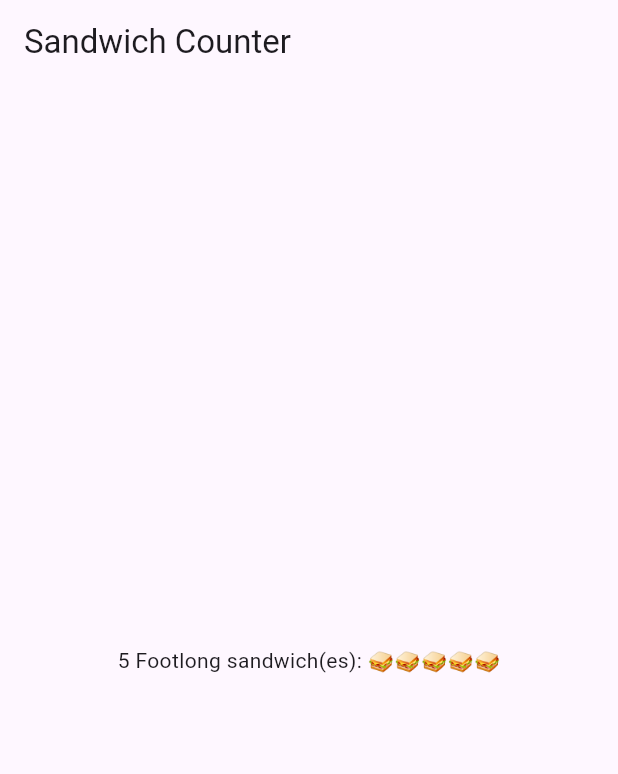
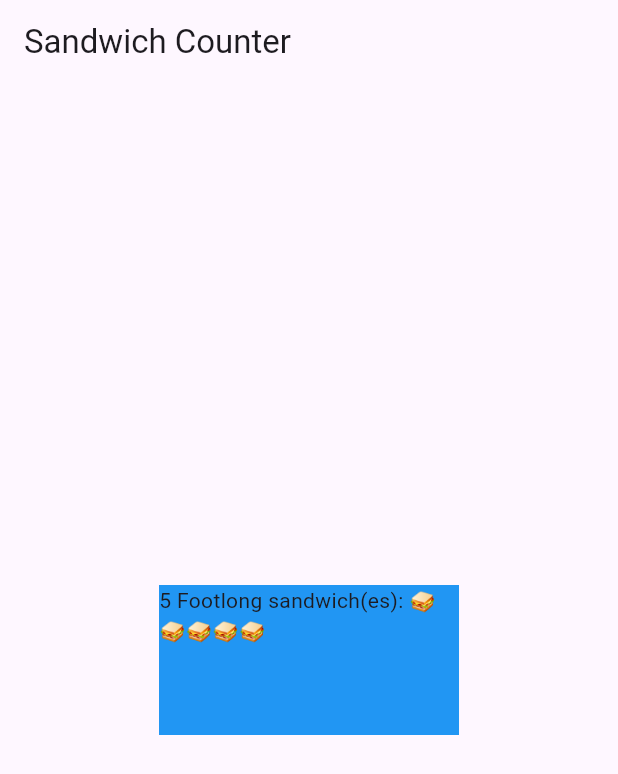
Before and after one commit to badideainc/flutter_application_2, a Flutter app: the screen it shows after launch, on a phone screen of 412 x 824 dp. Shown: the top 774 px of the screen. Run offline on Flutter 3.47's test engine with Material 3 defaults, Android fonts, the phone set to English and light mode, and no system bars.

Commit message:
Added Container + change background colour

```diff
--- a/lib/main.dart
+++ b/lib/main.dart
@@ -14,7 +14,14 @@ class App extends StatelessWidget {
       title: 'Sandwich Shop App',
       home: Scaffold(
         appBar: AppBar(title: const Text('Sandwich Counter')),
-        body: const Center(child: OrderItemDisplay(5, 'Footlong')),
+        body: Center(
+          child: Container(
+            width: 200,
+            height: 100,
+            color: Colors.blue,
+            child: OrderItemDisplay(5, 'Footlong'),
+          ),
+        ),
       ),
     );
   }
```
